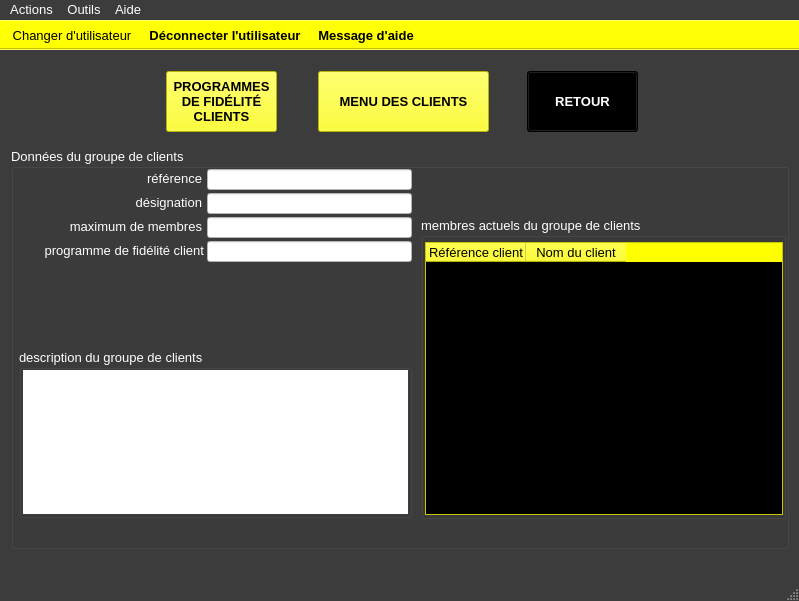
Before: the Qt Designer form ui/crm/details/yeroth-erp-details-dun-groupe-de-clients-window.ui in xnoumbissinoundou/yeroth-erp-3.0, drawn with Qt 5.
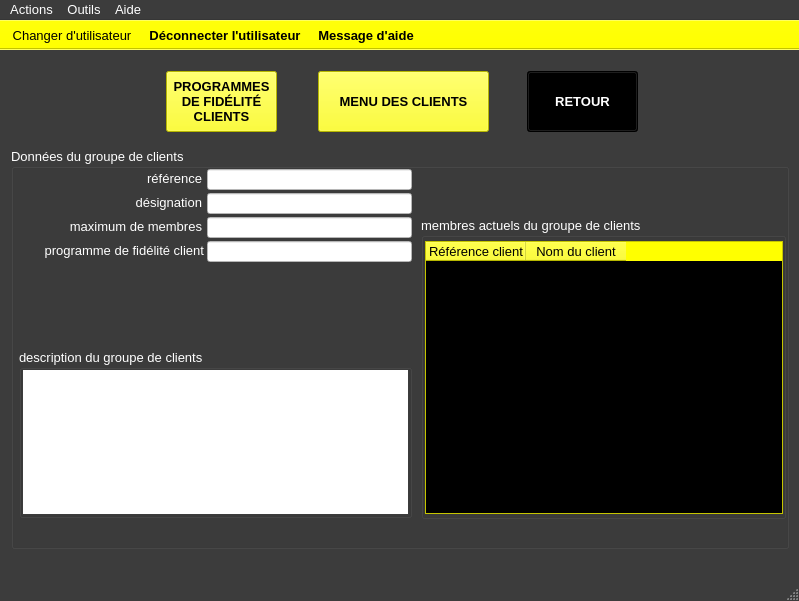
After: the same form once the commit is applied. Icons and pictures are not drawn. Custom widgets are drawn as their Qt base class.

```diff
--- a/ui/crm/details/yeroth-erp-details-dun-groupe-de-clients-window.ui
+++ b/ui/crm/details/yeroth-erp-details-dun-groupe-de-clients-window.ui
@@ -4645,7 +4645,7 @@
       <property name="geometry">
        <rect>
         <x>4</x>
-        <y>25</y>
+        <y>24</y>
         <width>358</width>
         <height>273</height>
        </rect>
```
